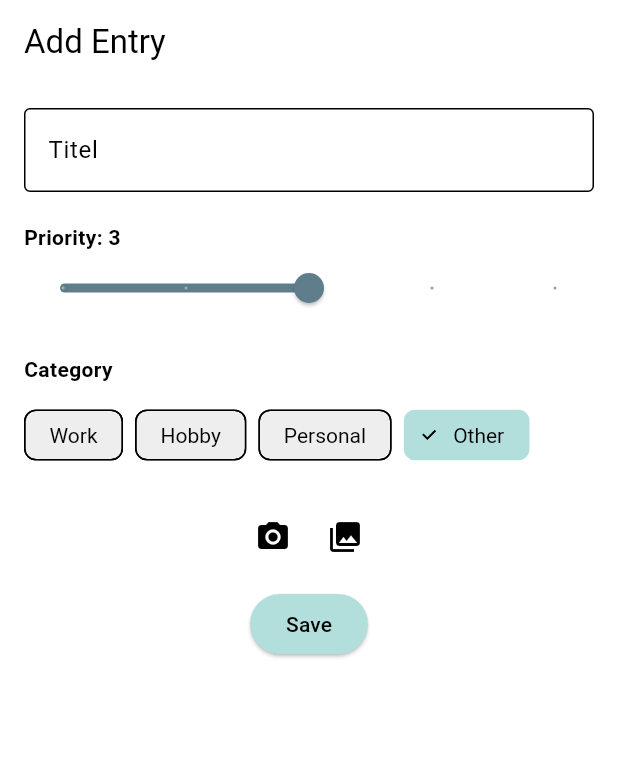
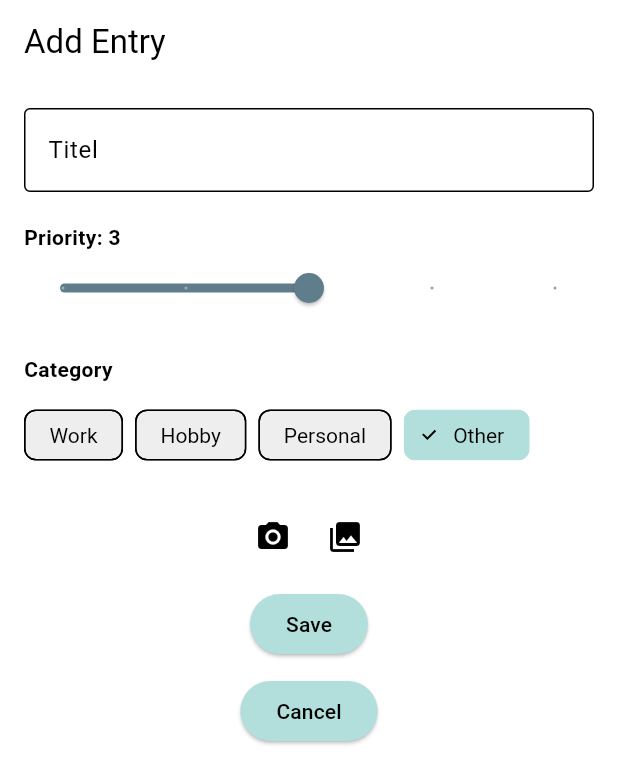
Before and after one commit to Chibinoo/ChatGPT-try, a Flutter app: the AddEntryPage screen opened directly, on a phone screen of 412 x 824 dp. Shown: the top 784 px of the screen. Run offline on Flutter 3.47's test engine with Material 3 defaults, Android fonts, the phone set to English and light mode, and no system bars; our stand-ins replace cloud_firestore, firebase_core, fl_chart, flutter_slidable, hive, hive_flutter and 1 more; accounts and stored records are empty.

Commit message:
adding cancel button to add entry page

```diff
--- a/lib/pages/add_entry_page.dart
+++ b/lib/pages/add_entry_page.dart
@@ -171,6 +171,21 @@ class _AddEntryPageState extends State<AddEntryPage> {
                 child: const Text('Save'),
               ),
             ),
+            const SizedBox(height: 10),
+            Center(
+              child: ElevatedButton(
+                style: ElevatedButton.styleFrom(
+                  backgroundColor: theme.colorScheme.secondaryContainer,
+                  foregroundColor: Provider.of<ThemeProvider>(context).isDarkMode
+                      ? Colors.white // or any color for dark mode
+                      : Colors.black,     // or any color for light mode
+                ),
+                onPressed: (){
+                  Navigator.pop(context);
+                },
+                child: const Text('Cancel'),
+              )
+            )
           ],
         ),
       ),
```
